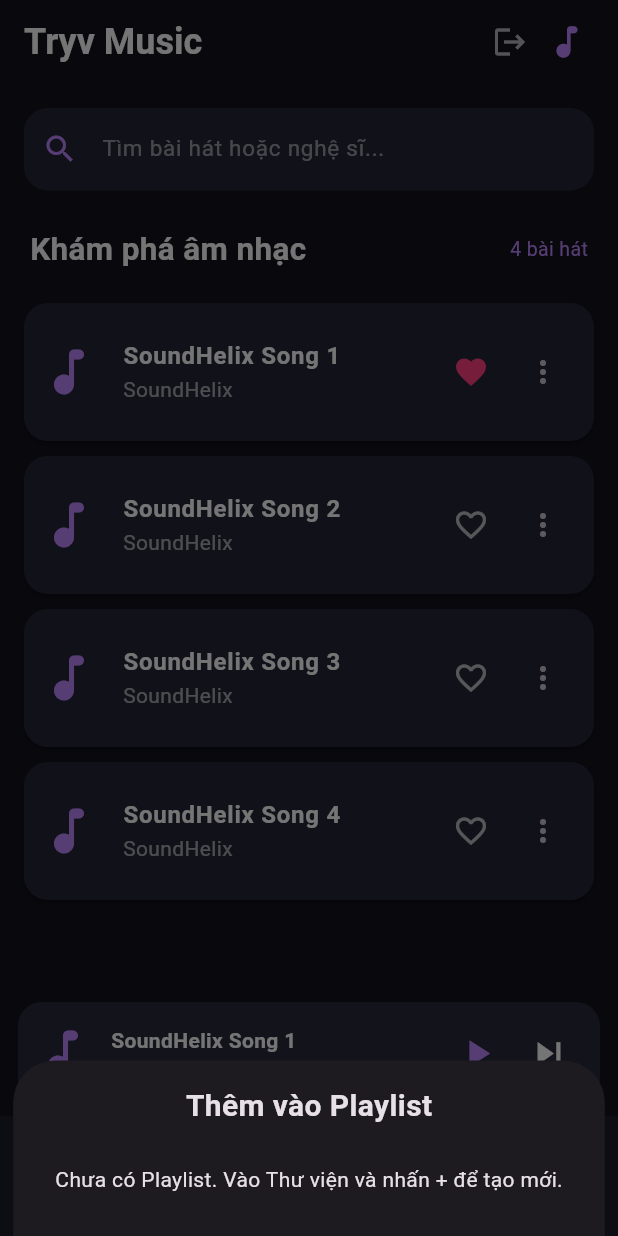
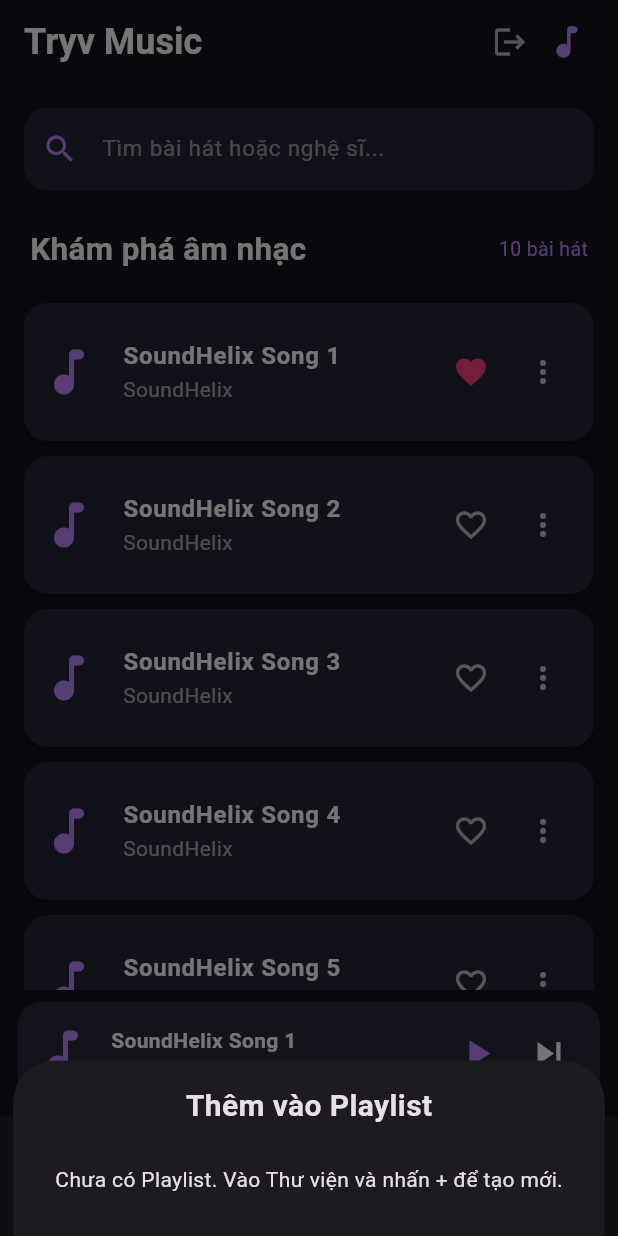
Before and after one commit to truc0504/2324801030071_TH6, a Flutter app: the screen it shows once a user with an empty profile is signed in, after a tap on "SoundHelix Song 1", after a tap on the "favorite outline" icon, after a tap on the "more vert" icon, on a phone screen of 412 x 824 dp. Run offline on Flutter 3.47's test engine with Material 3 defaults, Android fonts, the phone set to English and light mode, and no system bars; our stand-ins replace cloud_firestore, firebase_auth, firebase_core, google_sign_in, just_audio; accounts and stored records are empty; network calls fail.

Commit message:
cập nhật th6

```diff
--- a/lib/data/song_data.dart
+++ b/lib/data/song_data.dart
@@ -34,4 +34,52 @@ const List<Song> demoSongs = [
     audioUrl:
         'https://www.soundhelix.com/examples/mp3/SoundHelix-Song-4.mp3',
   ),
+  Song(
+    id: '5',
+    title: 'SoundHelix Song 5',
+    artist: 'SoundHelix',
+    imageUrl: 'https://picsum.photos/seed/music5/500/500',
+    audioUrl:
+        'https://www.soundhelix.com/examples/mp3/SoundHelix-Song-5.mp3',
+  ),
+  Song(
+    id: '6',
+    title: 'SoundHelix Song 6',
+    artist: 'SoundHelix',
+    imageUrl: 'https://picsum.photos/seed/music6/500/500',
+    audioUrl:
+        'https://www.soundhelix.com/examples/mp3/SoundHelix-Song-6.mp3',
+  ),
+  Song(
+    id: '7',
+    title: 'SoundHelix Song 7',
+    artist: 'SoundHelix',
+    imageUrl: 'https://picsum.photos/seed/music7/500/500',
+    audioUrl:
+        'https://www.soundhelix.com/examples/mp3/SoundHelix-Song-7.mp3',
+  ),
+  Song(
+    id: '8',
+    title: 'SoundHelix Song 8',
+    artist: 'SoundHelix',
+    imageUrl: 'https://picsum.photos/seed/music8/500/500',
+    audioUrl:
+        'https://www.soundhelix.com/examples/mp3/SoundHelix-Song-8.mp3',
+  ),
+  Song(
+    id: '9',
+    title: 'SoundHelix Song 9',
+    artist: 'SoundHelix',
+    imageUrl: 'https://picsum.photos/seed/music9/500/500',
+    audioUrl:
+        'https://www.soundhelix.com/examples/mp3/SoundHelix-Song-9.mp3',
+  ),
+  Song(
+    id: '10',
+    title: 'SoundHelix Song 10',
+    artist: 'SoundHelix',
+    imageUrl: 'https://picsum.photos/seed/music10/500/500',
+    audioUrl:
+        'https://www.soundhelix.com/examples/mp3/SoundHelix-Song-10.mp3',
+  ),
 ];
```
